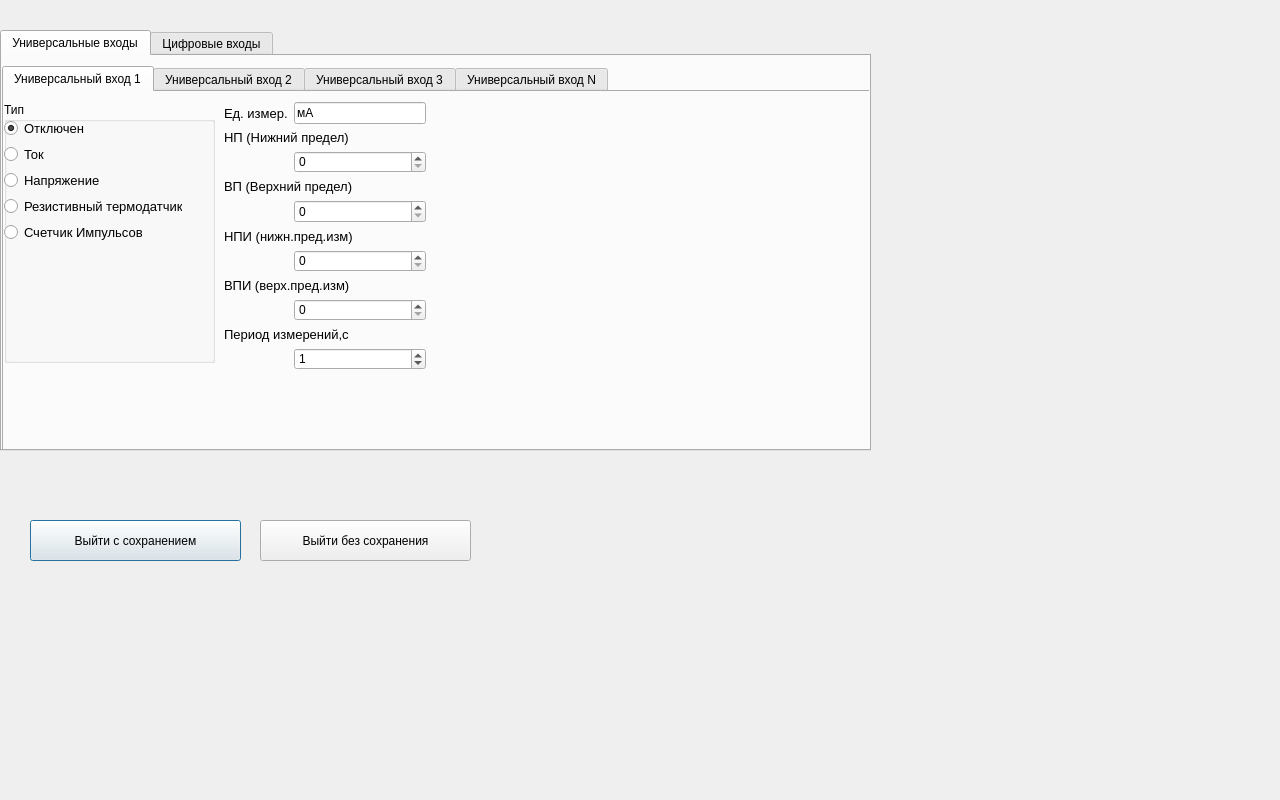
The window that options.ui (tomyqg/topaz-m) describes before a commit, drawn with Qt 5.
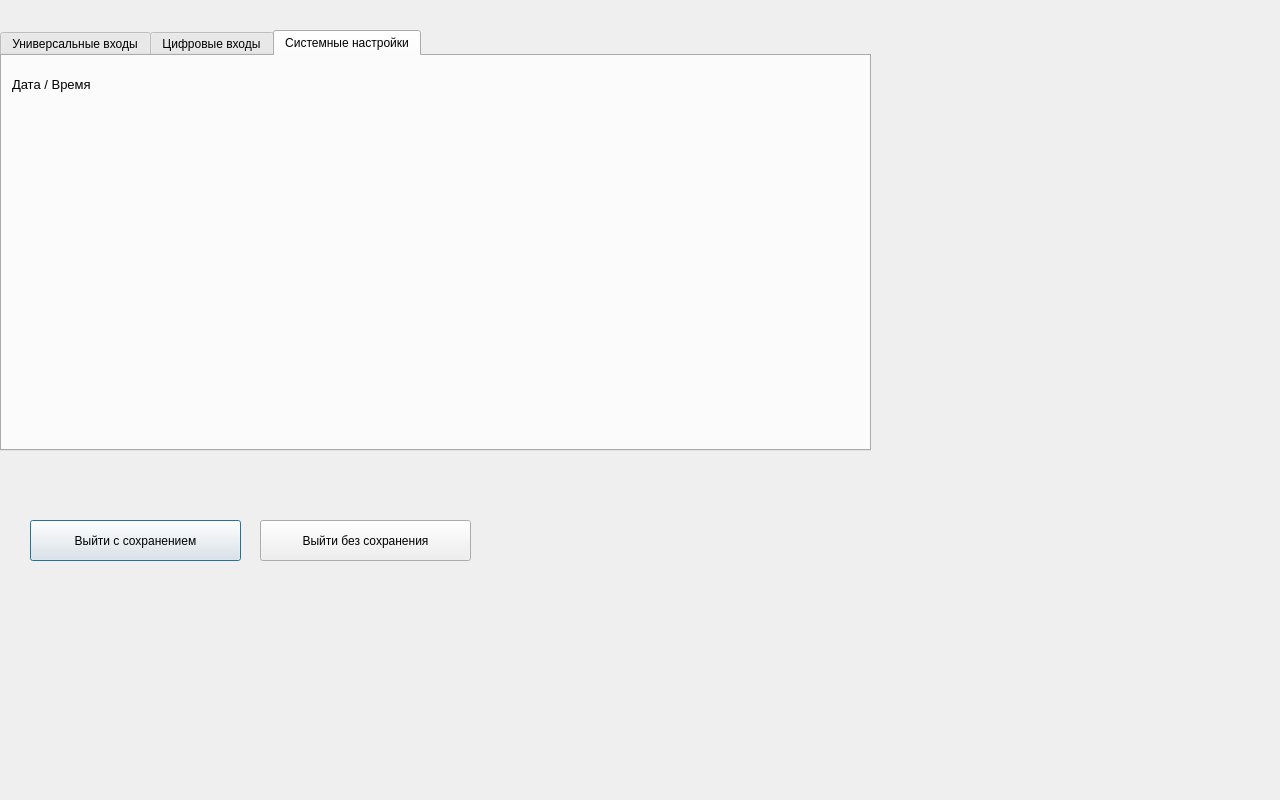
The same window after the commit. The open tabs and pages were chosen to show the change.

What changed in the file:
```diff
--- a/options.ui
+++ b/options.ui
@@ -947,6 +947,29 @@
      </widget>
     </widget>
    </widget>
+   <widget class="QWidget" name="tab">
+    <attribute name="title">
+     <string>Системные настройки</string>
+    </attribute>
+    <widget class="QLabel" name="label_19">
+     <property name="geometry">
+      <rect>
+       <x>10</x>
+       <y>20</y>
+       <width>81</width>
+       <height>16</height>
+      </rect>
+     </property>
+     <property name="font">
+      <font>
+       <pointsize>10</pointsize>
+      </font>
+     </property>
+     <property name="text">
+      <string>Дата / Время</string>
+     </property>
+    </widget>
+   </widget>
   </widget>
   <widget class="QPushButton" name="pushButton">
    <property name="geometry">
```
Left out of the diff: 2 changed lines with no effect on the pictures.
